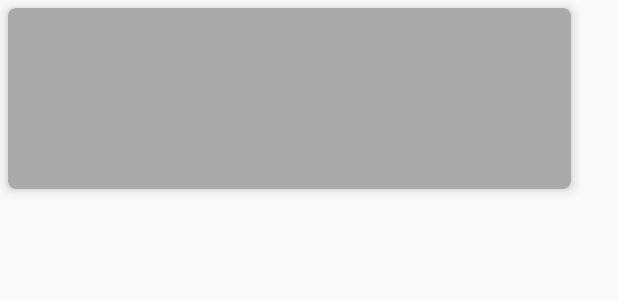
After one commit to lucasdmi/AndroidProjectPOOA, an Android app: the layout item_personagem_cv.xml on its own in the app's theme, with its tools: preview values and no code run, on a phone screen of 412 x 824 dp. The commit adds this screen. Shown: the top 300 px of the screen. Run offline under Robolectric (Android 15) with nearby library versions, the phone set to English and light mode, and no system bars.

Commit message:
Adicionando o cardview

```diff
--- a/app/src/main/java/br/edu/iff/pooa20181/androidproject/activity/Principal.java
+++ b/app/src/main/java/br/edu/iff/pooa20181/androidproject/activity/Principal.java
@@ -13,12 +13,13 @@ import pooa20181.iff.edu.br.androidprojectpooa.R;
 public class Principal extends AppCompatActivity implements AdapterView.OnItemClickListener{
 
     private String[] activities = {"ListaPersonagem"};
+    private String[] itemMenu = {"Personagem"};
 
     @Override
     protected void onCreate(Bundle savedInstanceState) {
         super.onCreate(savedInstanceState);
         setContentView(R.layout.activity_primeira);
-        ArrayAdapter<String> adapter = new ArrayAdapter<String>(this, android.R.layout.simple_list_item_1, activities);
+        ArrayAdapter<String> adapter = new ArrayAdapter<String>(this, android.R.layout.simple_list_item_1, itemMenu);
 
                 ListView listView = (ListView) findViewById(R.id.listaMenu);
                 listView.setAdapter(adapter);
--- a/app/src/main/java/br/edu/iff/pooa20181/androidproject/adapter/PersonagemAdapter.java
+++ b/app/src/main/java/br/edu/iff/pooa20181/androidproject/adapter/PersonagemAdapter.java
@@ -32,7 +32,7 @@ public class PersonagemAdapter extends RecyclerView.Adapter{
 
     public RecyclerView.ViewHolder onCreateViewHolder(ViewGroup parent, int viewType)
     {
-        View view = LayoutInflater.from(context).inflate(R.layout.item_personagem, parent, false);
+        View view = LayoutInflater.from(context).inflate(R.layout.item_personagem_cv, parent, false);
         PersonagemViewHolder personagemViewHolder = new PersonagemViewHolder(view);
         return personagemViewHolder;
     }
--- a/app/src/main/res/layout/activity_lista_personagem.xml
+++ b/app/src/main/res/layout/activity_lista_personagem.xml
@@ -4,6 +4,8 @@
     xmlns:app="http://schemas.android.com/apk/res-auto"
     android:layout_width="match_parent"
     android:layout_height="match_parent">
+
+
 
     <android.support.design.widget.AppBarLayout
         android:id="@+id/appbar"
@@ -28,7 +30,7 @@
 
     <android.support.v4.widget.NestedScrollView
         android:layout_width="match_parent"
-        android:layout_height="447dp"
+        android:layout_height="wrap_content"
         app:layout_behavior="android.support.design.widget.AppBarLayout$ScrollingViewBehavior">
 
         <include layout="@layout/content_lista_personagem" />
--- a/app/src/main/res/layout/content_lista_personagem.xml
+++ b/app/src/main/res/layout/content_lista_personagem.xml
@@ -10,8 +10,8 @@
 
     <android.support.v7.widget.RecyclerView
         android:id="@+id/rvPersonagens"
-        android:layout_width="368dp"
-        android:layout_height="370dp"
+        android:layout_width="373dp"
+        android:layout_height="495dp"
         android:layout_marginBottom="8dp"
         android:layout_marginEnd="8dp"
         android:layout_marginStart="8dp"
@@ -19,6 +19,8 @@
         android:scrollbars="vertical"
         app:layout_constraintBottom_toBottomOf="parent"
         app:layout_constraintEnd_toEndOf="parent"
+        app:layout_constraintHorizontal_bias="0.0"
         app:layout_constraintStart_toStartOf="parent"
-        app:layout_constraintTop_toTopOf="parent" />
-    </android.support.constraint.ConstraintLayout>
+        app:layout_constraintTop_toTopOf="parent"
+        app:layout_constraintVertical_bias="0.0" />
+</android.support.constraint.ConstraintLayout>
--- /dev/null
+++ b/app/src/main/res/layout/item_personagem_cv.xml
@@ -0,0 +1,63 @@
+<?xml version="1.0" encoding="utf-8"?>
+<android.support.v7.widget.CardView xmlns:android="http://schemas.android.com/apk/res/android"
+    xmlns:app="http://schemas.android.com/apk/res-auto"
+    xmlns:tools="http://schemas.android.com/tools"
+    android:layout_width="375dp"
+    android:layout_height="wrap_content"
+    android:layout_margin="5dp"
+    app:cardBackgroundColor="@android:color/darker_gray"
+    app:cardCornerRadius="05dp"
+    app:cardElevation="5dp"
+    app:contentPadding="5dp">
+    <android.support.constraint.ConstraintLayout
+        android:layout_width="362dp"
+        android:layout_height="wrap_content">
+
+        <TextView
+            android:id="@+id/tvNome"
+            android:layout_width="87dp"
+            android:layout_height="21dp"
+            android:layout_marginStart="28dp"
+            android:layout_marginTop="16dp"
+            app:layout_constraintStart_toStartOf="parent"
+            app:layout_constraintTop_toTopOf="parent" />
+
+        <TextView
+            android:id="@+id/tvNivel"
+            android:layout_width="80dp"
+            android:layout_height="22dp"
+            android:layout_marginEnd="8dp"
+            android:layout_marginStart="8dp"
+            android:layout_marginTop="16dp"
+            app:layout_constraintEnd_toEndOf="parent"
+            app:layout_constraintHorizontal_bias="0.629"
+            app:layout_constraintStart_toEndOf="@+id/tvNome"
+            app:layout_constraintTop_toTopOf="parent" />
+
+        <TextView
+            android:id="@+id/tvClasse"
+            android:layout_width="90dp"
+            android:layout_height="20dp"
+            android:layout_marginStart="28dp"
+            android:layout_marginTop="28dp"
+            app:layout_constraintStart_toStartOf="parent"
+            app:layout_constraintTop_toBottomOf="@+id/tvNome" />
+
+        <TextView
+            android:id="@+id/tvRaca"
+            android:layout_width="77dp"
+            android:layout_height="20dp"
+            android:layout_marginBottom="24dp"
+            android:layout_marginEnd="8dp"
+            android:layout_marginStart="8dp"
+            android:layout_marginTop="28dp"
+            app:layout_constraintBottom_toBottomOf="parent"
+            app:layout_constraintEnd_toEndOf="parent"
+            app:layout_constraintHorizontal_bias="0.609"
+            app:layout_constraintStart_toEndOf="@+id/tvClasse"
+            app:layout_constraintTop_toBottomOf="@+id/tvNivel"
+            app:layout_constraintVertical_bias="1.0" />
+
+    </android.support.constraint.ConstraintLayout>
+
+</android.support.v7.widget.CardView>
--- a/app/src/main/res/values/styles.xml
+++ b/app/src/main/res/values/styles.xml
@@ -6,11 +6,14 @@
         <item name="colorPrimary">@color/colorPrimary</item>
         <item name="colorPrimaryDark">@color/colorPrimaryDark</item>
         <item name="colorAccent">@color/colorAccent</item>
+        <item name="cardViewStyle">@style/CardView</item>
     </style>
 
     <style name="AppTheme.NoActionBar">
         <item name="windowActionBar">false</item>
         <item name="windowNoTitle">true</item>
+        <item name="coordinatorLayoutStyle">@style/Widget.Design.CoordinatorLayout</item>
+
     </style>
 
     <style name="AppTheme.AppBarOverlay" parent="ThemeOverlay.AppCompat.Dark.ActionBar" />
```
